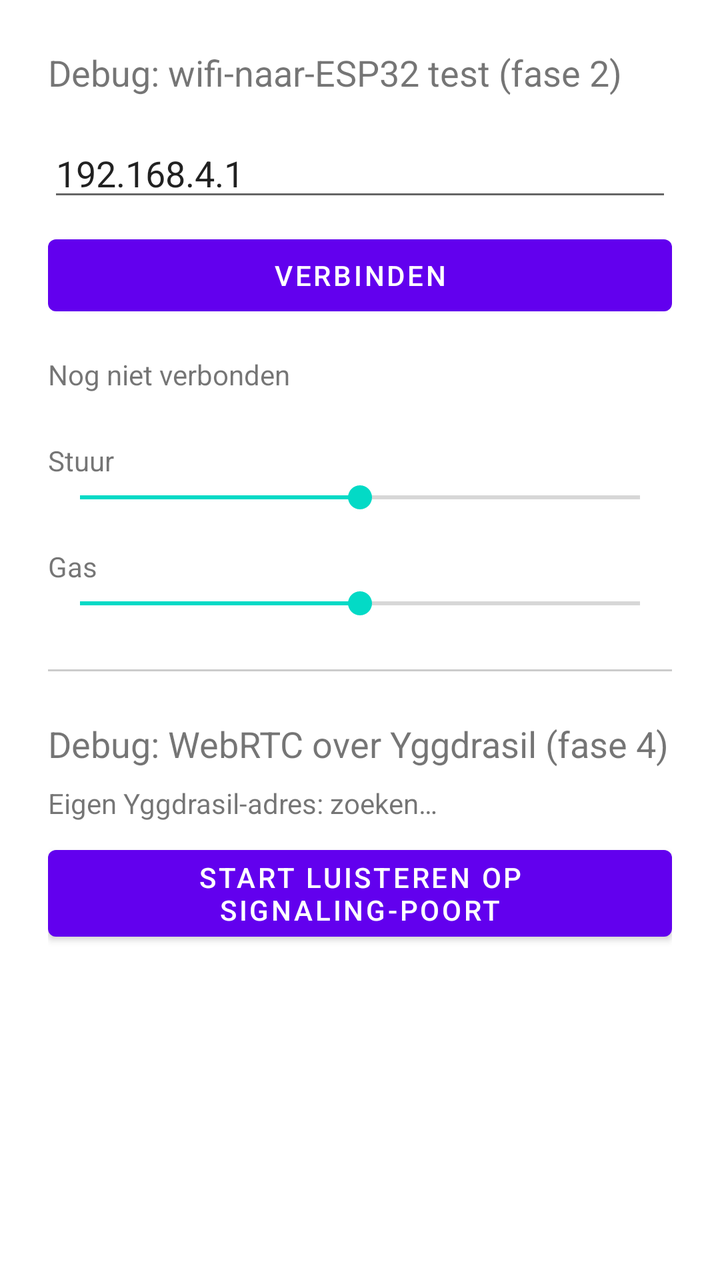
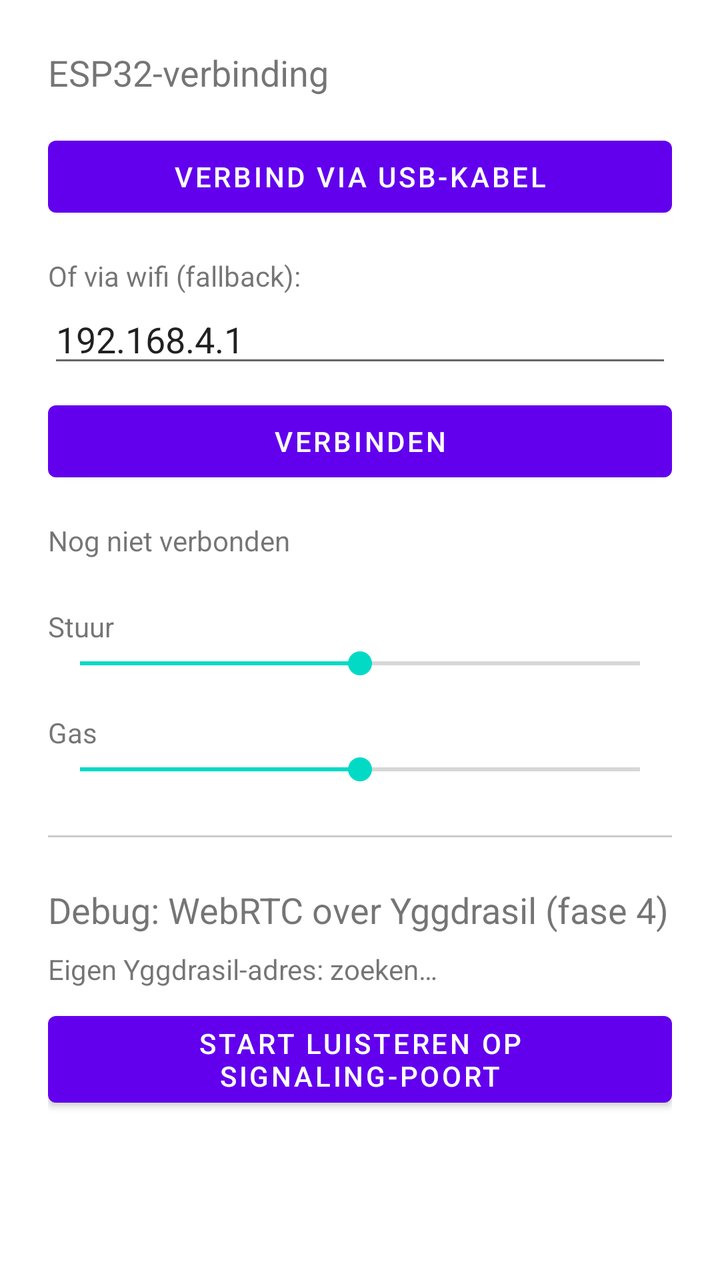

An Android layout rendered at two revisions. The XML below is the earlier revision; the diff shows what the commit changed to produce the second picture.
<!-- AndroidManifest.xml: application theme Theme.RcVehicle -->
<!-- res/layout/activity_vehicle.xml -->
<?xml version="1.0" encoding="utf-8"?>
<ScrollView xmlns:android="http://schemas.android.com/apk/res/android"
    android:layout_width="match_parent"
    android:layout_height="match_parent"
    android:fitsSystemWindows="true">

<LinearLayout
    android:layout_width="match_parent"
    android:layout_height="wrap_content"
    android:orientation="vertical"
    android:padding="24dp">

    <TextView
        android:layout_width="wrap_content"
        android:layout_height="wrap_content"
        android:text="@string/vehicle_debug_title"
        android:textSize="18sp"
        android:layout_marginBottom="16dp" />

    <EditText
        android:id="@+id/editEspIp"
        android:layout_width="match_parent"
        android:layout_height="wrap_content"
        android:hint="@string/vehicle_esp_ip_hint"
        android:inputType="text"
        android:text="192.168.4.1" />

    <Button
        android:id="@+id/buttonConnect"
        android:layout_width="match_parent"
        android:layout_height="wrap_content"
        android:layout_marginTop="8dp"
        android:text="@string/vehicle_connect" />

    <TextView
        android:id="@+id/textStatus"
        android:layout_width="match_parent"
        android:layout_height="wrap_content"
        android:layout_marginTop="16dp"
        android:text="@string/vehicle_status_idle" />

    <TextView
        android:layout_width="wrap_content"
        android:layout_height="wrap_content"
        android:layout_marginTop="24dp"
        android:text="@string/vehicle_debug_steer" />
    <SeekBar
        android:id="@+id/seekSteer"
        android:layout_width="match_parent"
        android:layout_height="wrap_content"
        android:max="200"
        android:progress="100" />

    <TextView
        android:layout_width="wrap_content"
        android:layout_height="wrap_content"
        android:layout_marginTop="16dp"
        android:text="@string/vehicle_debug_throttle" />
    <SeekBar
        android:id="@+id/seekThrottle"
        android:layout_width="match_parent"
        android:layout_height="wrap_content"
        android:max="200"
        android:progress="100" />

    <View
        android:layout_width="match_parent"
        android:layout_height="1dp"
        android:layout_marginVertical="24dp"
        android:background="#33000000" />

    <TextView
        android:layout_width="wrap_content"
        android:layout_height="wrap_content"
        android:text="@string/vehicle_rtc_title"
        android:textSize="18sp"
        android:layout_marginBottom="8dp" />

    <TextView
        android:id="@+id/textOwnYggdrasilAddress"
        android:layout_width="match_parent"
        android:layout_height="wrap_content"
        android:textIsSelectable="true"
        android:text="@string/vehicle_own_address_detecting" />

    <Button
        android:id="@+id/buttonListen"
        android:layout_width="match_parent"
        android:layout_height="wrap_content"
        android:layout_marginTop="8dp"
        android:text="@string/vehicle_start_listening" />

    <TextView
        android:id="@+id/textRtcLog"
        android:layout_width="match_parent"
        android:layout_height="wrap_content"
        android:layout_marginTop="16dp"
        android:fontFamily="monospace"
        android:textSize="12sp" />

</LinearLayout>
</ScrollView>
<!-- resources referenced by this layout -->
<resources>
  <string name="vehicle_connect">Verbinden</string>
  <string name="vehicle_debug_steer">Stuur</string>
  <string name="vehicle_debug_throttle">Gas</string>
  <string name="vehicle_debug_title">Debug: wifi-naar-ESP32 test (fase 2)</string>
  <string name="vehicle_esp_ip_hint">ESP32 IP-adres</string>
  <string name="vehicle_own_address_detecting">Eigen Yggdrasil-adres: zoeken…</string>
  <string name="vehicle_rtc_title">Debug: WebRTC over Yggdrasil (fase 4)</string>
  <string name="vehicle_start_listening">Start luisteren op signaling-poort</string>
  <string name="vehicle_status_idle">Nog niet verbonden</string>
  <style name="Theme.RcVehicle" parent="Theme.MaterialComponents.DayNight.NoActionBar" />
</resources>

<!-- the commit's change to res/layout/activity_vehicle.xml (unified diff, before → after) -->
@@ -16,6 +16,18 @@
         android:text="@string/vehicle_debug_title"
         android:textSize="18sp"
         android:layout_marginBottom="16dp" />
+
+    <Button
+        android:id="@+id/buttonConnectUsb"
+        android:layout_width="match_parent"
+        android:layout_height="wrap_content"
+        android:text="@string/vehicle_connect_usb" />
+
+    <TextView
+        android:layout_width="wrap_content"
+        android:layout_height="wrap_content"
+        android:layout_marginTop="16dp"
+        android:text="@string/vehicle_wifi_fallback_title" />
 
     <EditText
         android:id="@+id/editEspIp"
<!-- resource entries referenced after the edit -->
@@ -1,14 +1,16 @@
 <!-- resources referenced by this layout -->
 <resources>
   <string name="vehicle_connect">Verbinden</string>
+  <string name="vehicle_connect_usb">Verbind via USB-kabel</string>
   <string name="vehicle_debug_steer">Stuur</string>
   <string name="vehicle_debug_throttle">Gas</string>
-  <string name="vehicle_debug_title">Debug: wifi-naar-ESP32 test (fase 2)</string>
+  <string name="vehicle_debug_title">ESP32-verbinding</string>
   <string name="vehicle_esp_ip_hint">ESP32 IP-adres</string>
   <string name="vehicle_own_address_detecting">Eigen Yggdrasil-adres: zoeken…</string>
   <string name="vehicle_rtc_title">Debug: WebRTC over Yggdrasil (fase 4)</string>
   <string name="vehicle_start_listening">Start luisteren op signaling-poort</string>
   <string name="vehicle_status_idle">Nog niet verbonden</string>
+  <string name="vehicle_wifi_fallback_title">Of via wifi (fallback):</string>
   <style name="Theme.RcVehicle" parent="Theme.MaterialComponents.DayNight.NoActionBar" />
 </resources>
 
